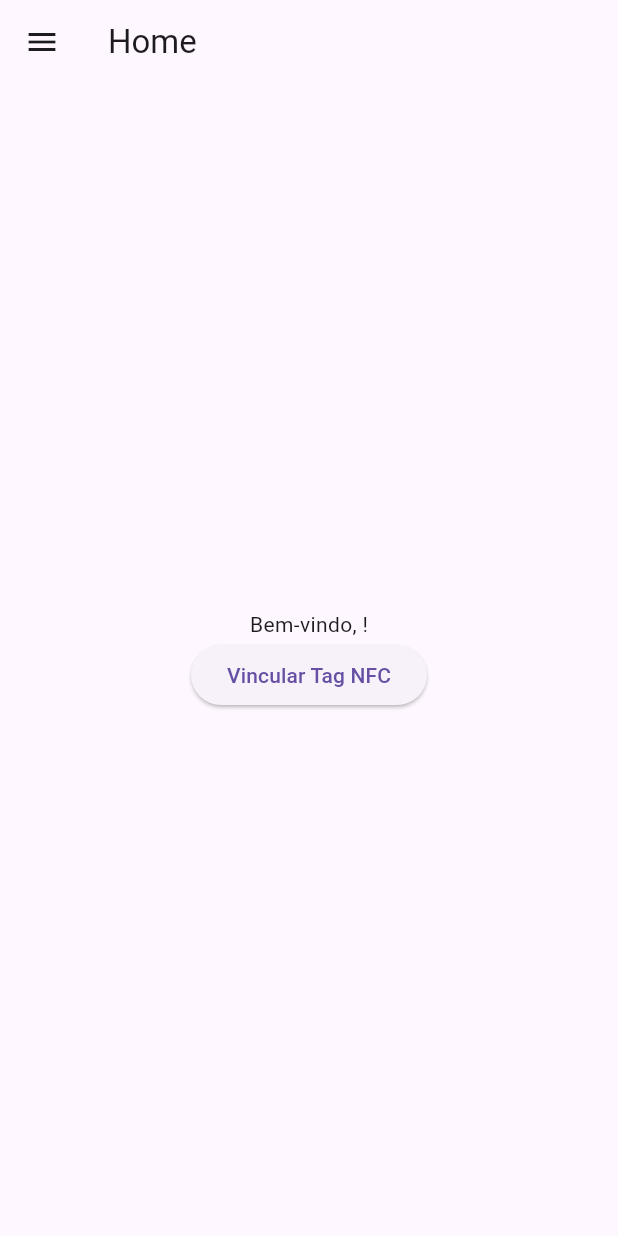
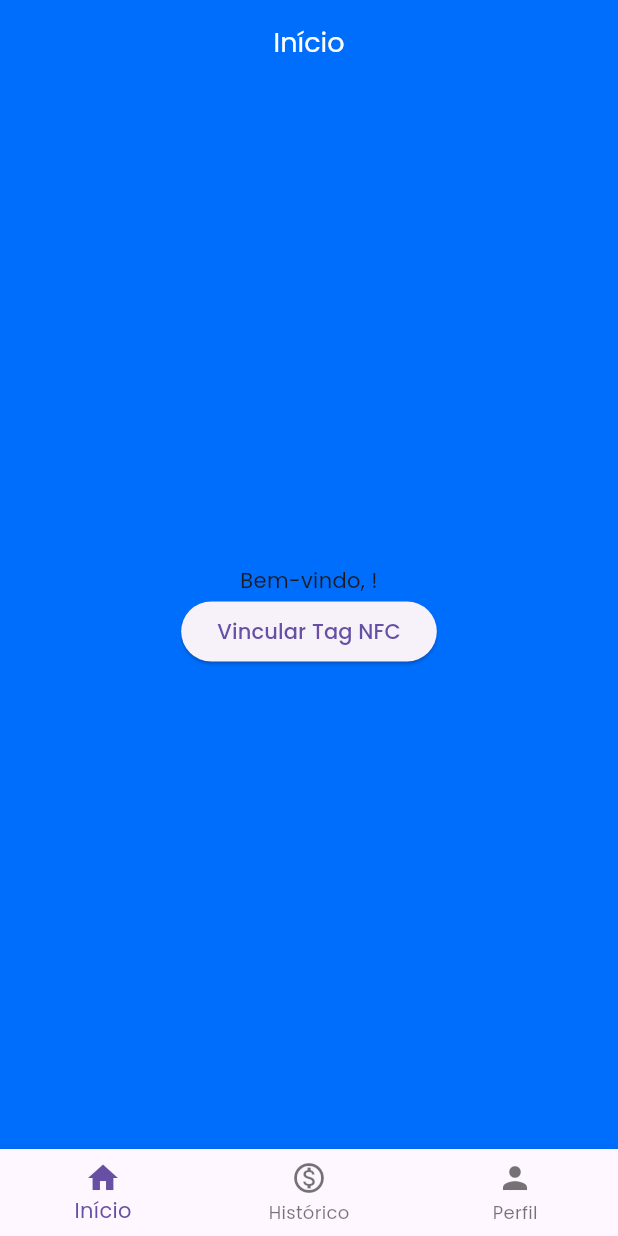
Before and after one commit to Lucasx10/FlutterAppBus, a Flutter app: the screen it shows once a user with an empty profile is signed in, on a phone screen of 412 x 824 dp. Run offline on Flutter 3.47's test engine with Material 3 defaults, Android fonts, the phone set to English and light mode, and no system bars; our stand-ins replace cloud_firestore, firebase_auth, firebase_core, gap, google_fonts, iconly; missing offline and left inert: nfc_manager; accounts and stored records are empty; generated files the repository leaves out were written again.

Commit message:
Adiciona BottomNav e melhoria nas telas

```diff
--- a/lib/main.dart
+++ b/lib/main.dart
@@ -1,6 +1,7 @@
 import 'package:firebase_auth/firebase_auth.dart';
 import 'package:firebase_core/firebase_core.dart';
 import 'package:flutter/material.dart';
+import 'package:google_fonts/google_fonts.dart';
 import 'package:login/firebase_options.dart';
 import 'package:login/pages/home/home.dart';
 import 'pages/login/login_page.dart';
@@ -20,11 +21,11 @@ class MyApp extends StatelessWidget {
   @override
   Widget build(BuildContext context) {
     return MaterialApp(
-      title: 'Flutter App Bus',
       theme: ThemeData(
+        textTheme: GoogleFonts.poppinsTextTheme(),
         primarySwatch: Colors.blue,
       ),
-      home: RoteadorTela(), //alterar aqui
+      home: const RoteadorTela(), //alterar aqui
     );
   }
 }
@@ -42,7 +43,6 @@ class RoteadorTela extends StatelessWidget {
         if (snapshot.hasData) {
           return HomePage(
             user: snapshot.data!,
-            title: 'Home',
           );
         } else {
           return LoginPage();
--- a/lib/pages/historico/historico.dart
+++ b/lib/pages/historico/historico.dart
@@ -35,9 +35,6 @@ class _TransactionHistoryPageState extends State<TransactionHistoryPage> {
   @override
   Widget build(BuildContext context) {
     return Scaffold(
-      appBar: AppBar(
-        title: Text("Histórico de Transações"),
-      ),
       body: StreamBuilder<QuerySnapshot>(
         stream: _transactionsStream,
         builder: (context, snapshot) {
--- a/lib/pages/home/home.dart
+++ b/lib/pages/home/home.dart
@@ -1,16 +1,17 @@
 import 'package:firebase_auth/firebase_auth.dart';
 import 'package:flutter/material.dart';
 import 'package:login/pages/historico/historico.dart';
+import 'package:login/pages/profile/profile.dart';
 import 'package:login/services/firebase_service.dart';
 import 'package:login/services/nfc_service.dart';
+import 'package:login/shared/constants/custom_colors.dart';
+import 'package:login/widgets/my_app_bar.dart';
 import 'package:login/widgets/user_widget.dart';
 import 'package:login/widgets/card_widget.dart';
 import 'package:login/widgets/nfc_widget.dart';
 
 class HomePage extends StatefulWidget {
-  const HomePage({super.key, required this.user, required this.title});
-
-  final String title;
+  const HomePage({super.key, required this.user});
   final User user;
 
   @override
@@ -25,6 +26,8 @@ class HomePageState extends State<HomePage> {
   String _userName = '';
   bool _hasCard = false;
   double _saldo = 0.0;
+
+  int _currentIndex = 0; // Índice da página selecionada
 
   @override
   void initState() {
@@ -60,14 +63,65 @@ class HomePageState extends State<HomePage> {
   }
 
   Future<void> _rechargeCard() async {
-    // Código para recarga, podendo ser extraído para um método específico
+    // Função para recarregar o saldo do cartão
+    showDialog(
+      context: context,
+      builder: (context) {
+        TextEditingController rechargeController = TextEditingController();
+        return AlertDialog(
+          title: Text("Digite o valor da recarga"),
+          content: TextField(
+            controller: rechargeController,
+            decoration: InputDecoration(hintText: "Valor da recarga"),
+            keyboardType: TextInputType.number,
+          ),
+          actions: [
+            TextButton(
+              onPressed: () {
+                Navigator.of(context).pop();
+              },
+              child: Text("Cancelar"),
+            ),
+            TextButton(
+              onPressed: () async {
+                double rechargeAmount =
+                    double.tryParse(rechargeController.text) ?? 0.0;
+                if (rechargeAmount > 0) {
+                  try {
+                    // Atualiza o saldo do cartão no Firestore
+                    await _firebaseService.updateCardBalance(
+                        _nfcData, rechargeAmount);
+
+                    // Atualiza o saldo local
+                    setState(() {
+                      _saldo += rechargeAmount;
+                    });
+
+                    // Recarrega os dados após a recarga
+                    await _initialize();
+                    Navigator.of(context).pop();
+                  } catch (e) {
+                    // Handle any error that occurs during update
+                    print("Erro ao atualizar saldo: $e");
+                  }
+                } else {
+                  // Se o valor da recarga não for válido
+                  print("Valor da recarga inválido");
+                }
+              },
+              child: Text("Recarregar"),
+            ),
+          ],
+        );
+      },
+    );
   }
 
-  @override
-  Widget build(BuildContext context) {
-    return Scaffold(
-      appBar: AppBar(title: Text(widget.title)),
-      body: Center(
+  // Alterna as telas com base no índice selecionado
+  Widget _getSelectedPage() {
+    switch (_currentIndex) {
+      case 0:
+        return Center(
           child: Column(
             mainAxisAlignment: MainAxisAlignment.center,
             children: [
@@ -76,46 +130,74 @@ class HomePageState extends State<HomePage> {
                 CardWidget(nfcData: _nfcData, saldo: _saldo),
                 ElevatedButton(
                   onPressed: _rechargeCard,
-                child: Text("Realizar Recarga"),
+                  child: const Text("Realizar Recarga"),
                 ),
               ] else ...[
                 NfcWidget(onScan: _scanNfcTag),
               ],
             ],
           ),
+        );
+      case 1:
+        return TransactionHistoryPage(
+          userId: widget.user.uid,
+          cardId: _nfcData,
+        );
+      case 2:
+        return Profile(
+          name: _userName,
+          email: widget.user.email ?? 'Email não disponível',
+        );
+      default:
+        return const Center(child: Text("Página não encontrada"));
+    }
+  }
+
+  // Método para atualizar o título com base no índice selecionado
+  String _getAppBarTitle() {
+    switch (_currentIndex) {
+      case 0:
+        return 'Início';
+      case 1:
+        return 'Histórico';
+      case 2:
+        return 'Perfil';
+      default:
+        return 'Página não encontrada';
+    }
+  }
+
+  @override
+  Widget build(BuildContext context) {
+    return Scaffold(
+      backgroundColor: CustomColors().gradienteMainColor,
+      appBar: myAppBar(
+        title: _getAppBarTitle(), // Passa o título dinamicamente
+        implyLeading: false,
+        context: context,
       ),
-      drawer: Drawer(
-        child: ListView(
-          padding: EdgeInsets.zero,
-          children: [
-            UserAccountsDrawerHeader(
-              accountName: Text(_userName.isEmpty ? "Usuário" : _userName),
-              accountEmail: Text(widget.user.email!),
+      body: _getSelectedPage(),
+      bottomNavigationBar: BottomNavigationBar(
+        currentIndex: _currentIndex,
+        onTap: (index) {
+          setState(() {
+            _currentIndex = index;
+          });
+        },
+        items: const [
+          BottomNavigationBarItem(
+            icon: Icon(Icons.home),
+            label: 'Início',
           ),
-            ListTile(
-              leading: Icon(Icons.logout_outlined),
-              title: const Text('Deslogar'),
-              onTap: () {
-                FirebaseAuth.instance.signOut();
-              },
+          BottomNavigationBarItem(
+            icon: Icon(Icons.monetization_on_outlined),
+            label: 'Histórico',
           ),
-            ListTile(
-              leading: Icon(Icons.monetization_on_outlined),
-              title: const Text("Ver Histórico de Transações"),
-              onTap: () {
-                Navigator.push(
-                  context,
-                  MaterialPageRoute(
-                    builder: (context) => TransactionHistoryPage(
-                      userId: widget.user.uid,
-                      cardId: _nfcData, // Passa o ID do cartão
-                    ),
-                  ),
-                );
-              },
+          BottomNavigationBarItem(
+            icon: Icon(Icons.person),
+            label: 'Perfil',
           ),
         ],
-        ),
       ),
     );
   }
--- a/lib/pages/login/login_page.dart
+++ b/lib/pages/login/login_page.dart
@@ -11,7 +11,7 @@ class LoginPage extends StatefulWidget {
 }
 
 class _LoginPageState extends State<LoginPage> {
-  TextEditingController _emailInputController = TextEditingController();
+  final TextEditingController _emailInputController = TextEditingController();
   TextEditingController _passwordInputController = TextEditingController();
   bool _obscurePassword = true;
   LoginService _authloginservice = LoginService();
--- /dev/null
+++ b/lib/widgets/my_app_bar.dart
@@ -0,0 +1,35 @@
+import 'package:flutter/cupertino.dart';
+import 'package:flutter/material.dart';
+import 'package:gap/gap.dart';
+import 'package:iconly/iconly.dart';
+
+AppBar myAppBar(
+    {required String title,
+    String? stringColor,
+    required bool implyLeading,
+    required BuildContext context,
+    bool? hasAction}) {
+  return AppBar(
+    centerTitle: true,
+    title: Text(
+      title,
+      style: TextStyle(color: Colors.white, fontSize: 18),
+    ),
+    backgroundColor: Colors.transparent,
+    elevation: 0,
+    leading: implyLeading == true
+        ? Transform.scale(
+            scale: 0.7,
+            child: IconButton(
+              icon: Icon(
+                Icons.keyboard_backspace_rounded,
+                size: 33,
+                color: Colors.white,
+              ),
+              onPressed: () => Navigator.pop(context),
+            ))
+        : const SizedBox(),
+    actions:
+        hasAction == true ? const [Icon(IconlyBroken.search), Gap(15)] : null,
+  );
+}
--- a/pubspec.yaml
+++ b/pubspec.yaml
@@ -41,6 +41,9 @@ dependencies:
   http: ^1.2.1
   nfc_manager: ^3.5.0
   cloud_firestore: ^5.4.4
+  iconly: ^1.0.1
+  google_fonts: ^6.2.1
+  gap: ^3.0.1
 
 dev_dependencies:
   flutter_test:
```
Also changed, not shown: lib/pages/profile/profile.dart (added, +89 -0 lines), lib/widgets/custom_list_tile.dart (added, +42 -0 lines), pubspec.lock, 1 other file. Lines whose indentation alone changed are shown as unchanged.
